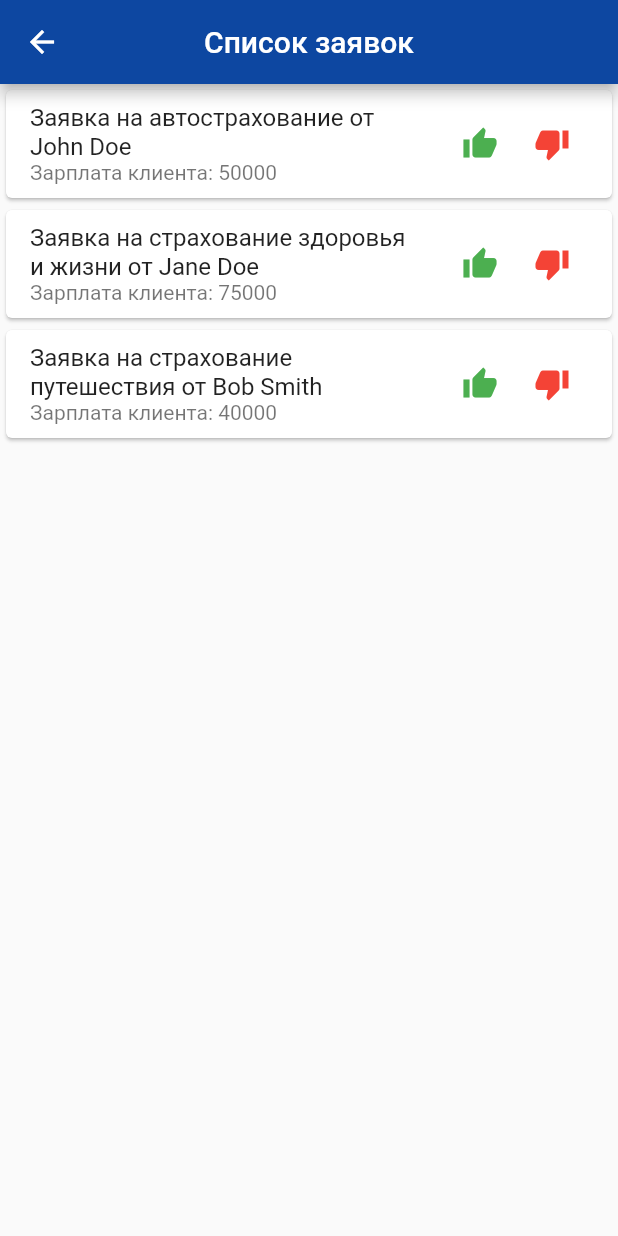
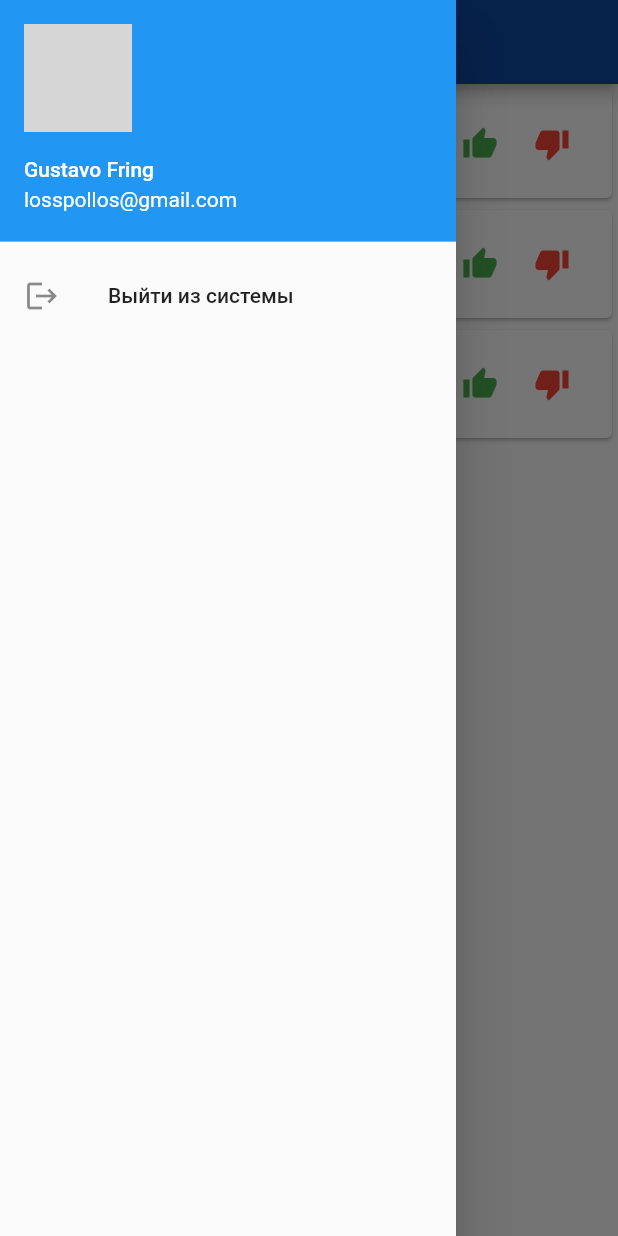
Before and after one commit to dtb4life/Insurancy-Company, a Flutter app: the InsuranceRequestsList screen opened directly, with the side drawer open (before the commit the screen has no drawer), on a phone screen of 412 x 824 dp. Run offline on Flutter 3.47's test engine with Material 2 defaults, Android fonts, the phone set to English and light mode, and no system bars; network calls fail; grey boxes are pictures that could not be loaded.

Commit message:
agent's name & app's title

```diff
--- a/lib/requests.dart
+++ b/lib/requests.dart
@@ -19,35 +19,43 @@ class InsuranceRequest {
       required this.phone});
 }
 
+class Agent {
+  String firstName = "Gustavo Fring";
+  String email = "losspollos@gmail.com";
+  String avatarUrl =
+      "https://media.vanityfair.com/photos/587ad80e2a677fe11973b503/master/w_2560%2Cc_limit/giancarlo-espositoo.jpg";
+}
+
 class InsuranceRequestsList extends StatefulWidget {
   @override
   _InsuranceRequestsListState createState() => _InsuranceRequestsListState();
 }
 
 class _InsuranceRequestsListState extends State<InsuranceRequestsList> {
+  Agent agent = Agent();
   List<InsuranceRequest> requests = [
     InsuranceRequest(
         id: 1,
-        firstName: "John",
-        lastName: "Doe",
-        email: "johndoe@gmail.com",
+        firstName: "Jessy",
+        lastName: "Pinkman",
+        email: "luv4twenty@gmail.com",
         type: "Заявка на автострахование",
         salary: 50000,
         phone: "+444534565312"),
     InsuranceRequest(
       id: 2,
       firstName: "Jane",
-      lastName: "Doe",
-      email: "janedoe@gmail.com",
+      lastName: "Margolis",
+      email: "jane&jessy@gmail.com",
       type: "Заявка на страхование здоровья и жизни",
       salary: 75000,
       phone: "+44567653432",
     ),
     InsuranceRequest(
         id: 3,
-        firstName: "Bob",
-        lastName: "Smith",
-        email: "bobsmith@gmail.com",
+        firstName: "Mike",
+        lastName: "Ehrmantraut",
+        email: "waltuh@gmail.com",
         type: "Заявка на страхование путешествия",
         salary: 40000,
         phone: "+4466542345"),
@@ -61,7 +69,36 @@ class _InsuranceRequestsListState extends State<InsuranceRequestsList> {
         centerTitle: true,
         backgroundColor: Colors.blue[900],
       ),
-      body: ListView.builder(
+      drawer: Drawer(
+        child: Column(
+          children: [
+            UserAccountsDrawerHeader(
+              accountName: Text(
+                agent.firstName,
+              ),
+              accountEmail: Text(agent.email),
+              currentAccountPicture: CircleAvatar(
+                backgroundImage: NetworkImage(agent.avatarUrl),
+              ),
+            ),
+            ListTile(
+              leading: Icon(Icons.logout),
+              title: Text('Выйти из системы'),
+              onTap: () {
+                // Разлогинить клиента и вернуться на главную страницу
+                //client.logout();
+                Navigator.pop(context);
+                Navigator.pop(context);
+              },
+            ),
+          ],
+        ),
+      ),
+      body: requests.isEmpty
+          ? Center(
+              child: Text('Заявок нет.'),
+            )
+          : ListView.builder(
               itemCount: requests.length,
               itemBuilder: (BuildContext context, int index) {
                 InsuranceRequest request = requests[index];
@@ -77,10 +114,14 @@ class _InsuranceRequestsListState extends State<InsuranceRequestsList> {
                         icon: Icon(Icons.thumb_up),
                         color: Colors.green,
                         onPressed: () {
-                    // Обработчик нажатия на кнопку "Одобрить"\
+                          // Обработчик нажатия на кнопку "Одобрить"
                           ScaffoldMessenger.of(context).showSnackBar(
                             SnackBar(
-      content: Text('Заявка одобрена. Свяжитесь с клиентом.'), backgroundColor: Colors.green,
+                              content: Text(
+                                  'Заявка одобрена. Свяжитесь с клиентом.'),
+                              backgroundColor: Colors.green,
+                              duration: Duration(seconds: 1),
+    behavior: SnackBarBehavior.floating,
                             ),
                           );
                           setState(() {
@@ -93,6 +134,14 @@ class _InsuranceRequestsListState extends State<InsuranceRequestsList> {
                         color: Colors.red,
                         onPressed: () {
                           // Обработчик нажатия на кнопку "Отклонить"
+                          ScaffoldMessenger.of(context).showSnackBar(
+                            SnackBar(
+                              content: Text('Заявка отклонена.'),
+                              backgroundColor: Colors.red,
+                              duration: Duration(seconds: 1),
+    behavior: SnackBarBehavior.floating,
+                            ),
+                          );
                           setState(() {
                             requests.removeAt(index);
                           });
@@ -104,7 +153,8 @@ class _InsuranceRequestsListState extends State<InsuranceRequestsList> {
                     Navigator.push(
                       context,
                       MaterialPageRoute(
-                  builder: (context) => ClientInfoScreen(request: request),
+                        builder: (context) =>
+                            ClientInfoScreen(request: request),
                       ),
                     );
                   },
@@ -194,41 +244,6 @@ class ClientInfoScreen extends StatelessWidget {
           ],
         ),
       ),
-      bottomNavigationBar: Row(
-        mainAxisAlignment: MainAxisAlignment.spaceEvenly,
-        children: [
-          ElevatedButton(
-            onPressed: () {
-              // Действие при нажатии на кнопку "Одобрить"
-              Navigator.pop(context, true);
-              ScaffoldMessenger.of(context).showSnackBar(
-    SnackBar(
-      content: Text('Заявка одобрена. Свяжитесь с клиентом.'), backgroundColor: Colors.green,
-    ),
-  );
-            },
-            style: ElevatedButton.styleFrom(
-        primary: Colors.green,
-      ),
-            child: Text('Одобрить'),
-          ),
-          ElevatedButton(
-            onPressed: () {
-              // Действие при нажатии на кнопку "Отклонить"
-              Navigator.pop(context, false);
-              ScaffoldMessenger.of(context).showSnackBar(
-    SnackBar(
-      content: Text('Заявка отклонена.'), backgroundColor: Colors.red,
-    ),
-  );
-            },
-            style: ElevatedButton.styleFrom(
-        primary: Colors.red,
-      ),
-            child: Text('Отклонить'),
-          ),
-        ],
-      ),
     );
   }
 }
--- a/pubspec.yaml
+++ b/pubspec.yaml
@@ -17,6 +17,7 @@ publish_to: 'none' # Remove this line if you wish to publish to pub.dev
 # In Windows, build-name is used as the major, minor, and patch parts
 # of the product and file versions while build-number is used as the build suffix.
 version: 1.0.0+1
+title: Страховая фирма
 
 environment:
   sdk: '>=2.19.6 <3.0.0'
```
Lines whose indentation alone changed are shown as unchanged.
